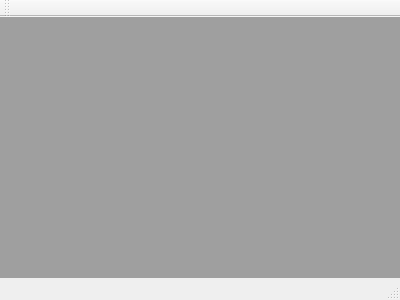
Old version of the form App/mainwindow.ui in the repository ouyangyibing/ToolBox.
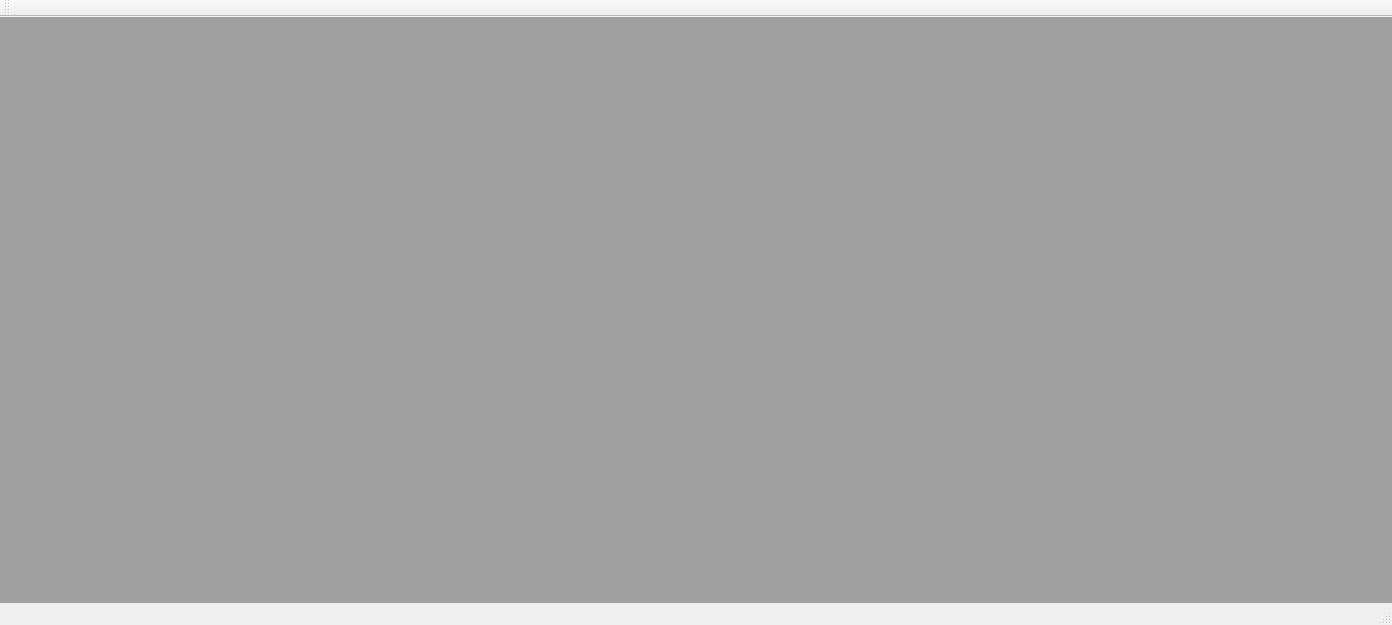
New version of the form.

```diff
--- a/App/mainwindow.ui
+++ b/App/mainwindow.ui
@@ -6,8 +6,8 @@
    <rect>
     <x>0</x>
     <y>0</y>
-    <width>400</width>
-    <height>300</height>
+    <width>1392</width>
+    <height>625</height>
    </rect>
   </property>
   <property name="windowTitle">
```
Left out of the diff: 2 changed lines with no effect on the pictures.
